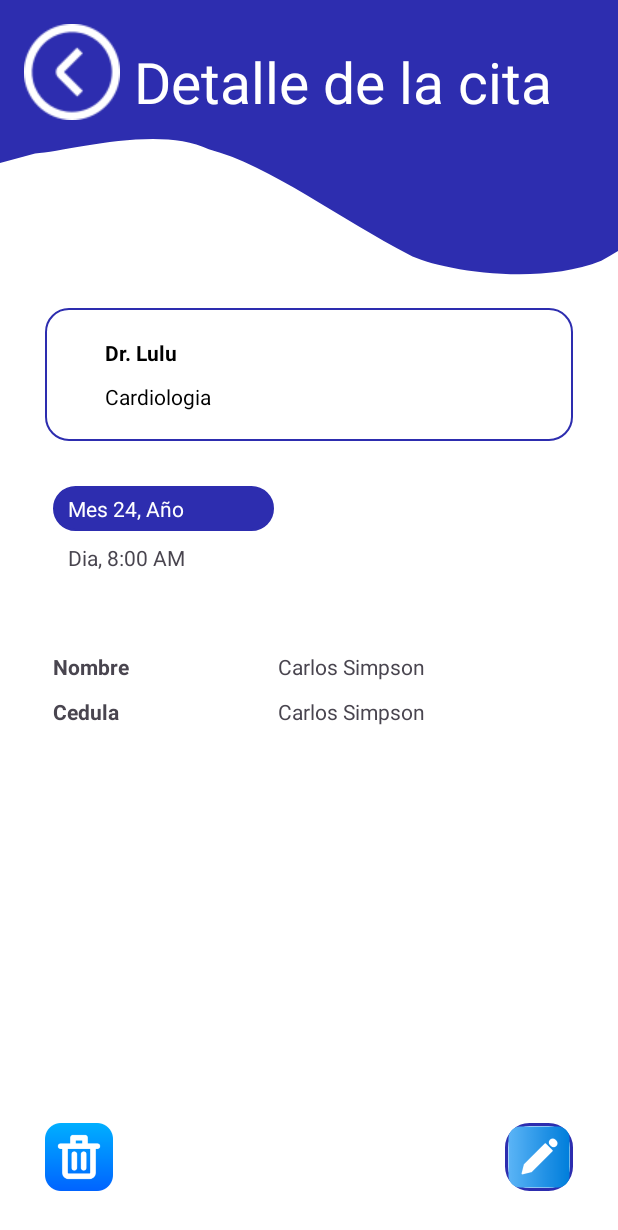
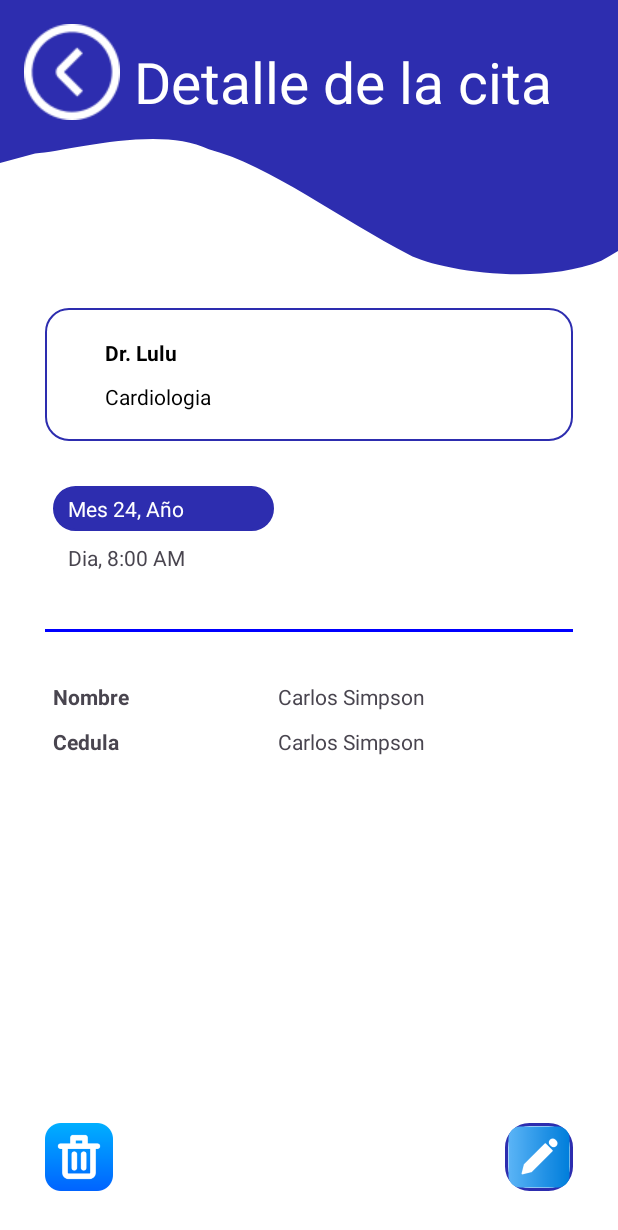
Before and after one commit to henlo-mm/equipOcho, an Android app: the fragment DetailAppointmentFragment shown on its own in the app's theme, on a phone screen of 412 x 824 dp. Shown: the top 1230 px of the screen. Run offline under Robolectric (Android 15) with nearby library versions, the phone set to English and light mode, and no system bars; our stand-ins replace Dagger/Hilt's generated code.

Commit message:
Se agrego linea de separación

```diff
--- a/app/src/main/res/layout/fragment_detail_appointment.xml
+++ b/app/src/main/res/layout/fragment_detail_appointment.xml
@@ -119,6 +119,19 @@
 
         <LinearLayout
             android:layout_width="match_parent"
+            android:layout_height="20dp"
+            android:orientation="vertical">
+
+            <View
+                android:layout_width="match_parent"
+                android:layout_height="2dp"
+                android:background="#0000FF"/> <!-- Color azul -->
+
+        </LinearLayout>
+
+
+        <LinearLayout
+            android:layout_width="match_parent"
             android:layout_height="wrap_content"
             android:paddingHorizontal="5dp"
             android:paddingVertical="10dp">
```
